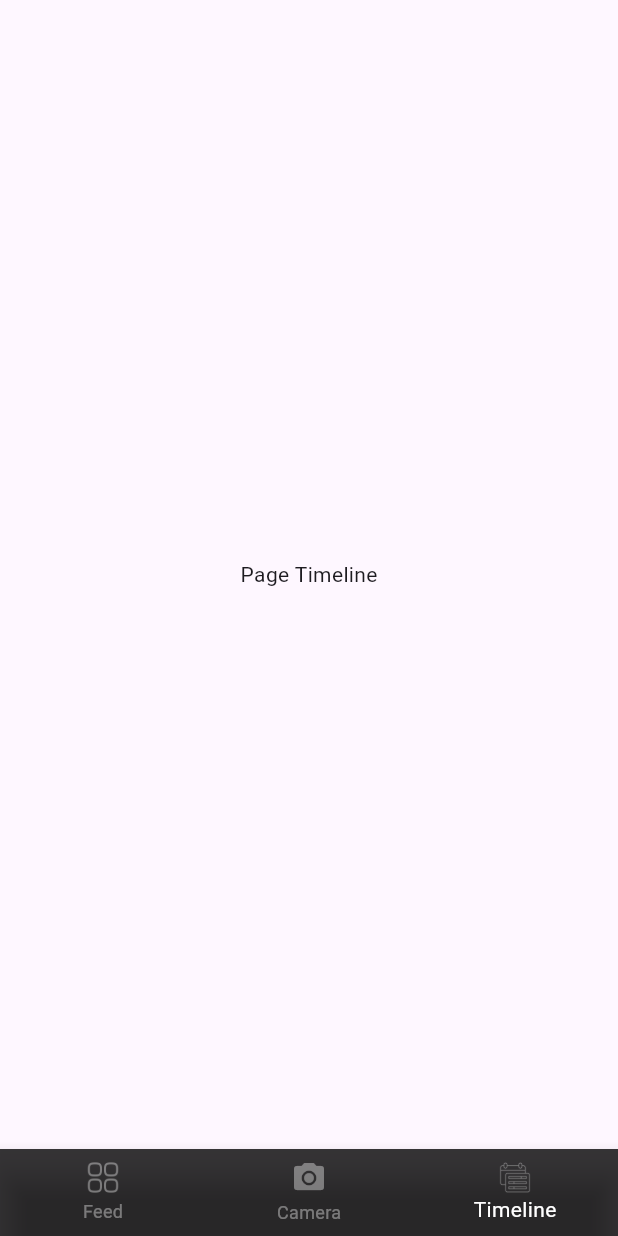
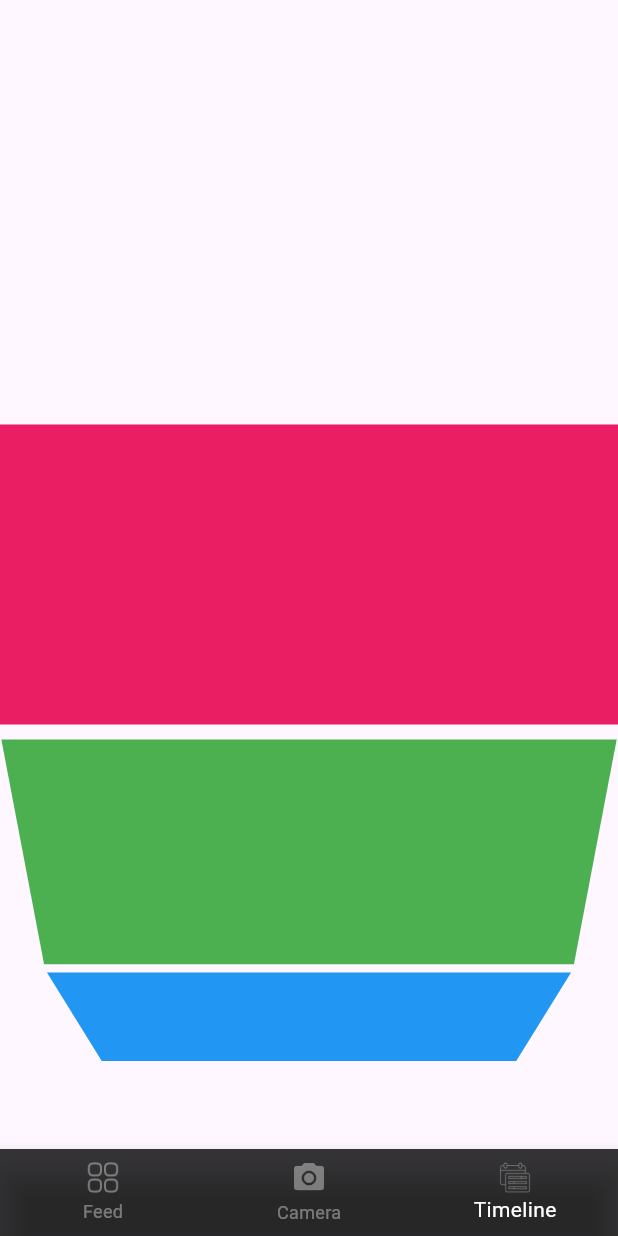
Before and after one commit to JakariaKhan-CSE/Media-Player-App, a Flutter app: the screen it shows after launch, item 3 of the bottom bar chosen, on a phone screen of 412 x 824 dp. Run offline on Flutter 3.47's test engine with Material 3 defaults, Android fonts, the phone set to English and light mode, and no system bars; our stand-ins replace audioplayers, camera, image_picker, video_player; missing offline and left inert: record.

Commit message:
listwheelscrollview added.

```diff
--- a/lib/camera_screen.dart
+++ b/lib/camera_screen.dart
@@ -4,7 +4,9 @@ import 'package:camera/camera.dart';
 import 'package:flutter/material.dart';
 import 'package:image_picker/image_picker.dart';
 import 'package:new_app/audio/audio_recorder.dart';
+import 'package:new_app/feed.dart';
 import 'package:new_app/image_preview.dart';
+import 'package:new_app/timeline.dart';
 import 'package:new_app/video/video_player.dart';
 
 class CameraScreen extends StatefulWidget {
@@ -15,8 +17,11 @@ class CameraScreen extends StatefulWidget {
 }
 
 class _CameraScreenState extends State<CameraScreen> {
+  List screen = [FeedScreen(), TimeLineScreen()];
+
   // late CameraController _controller;
-  Future<void>? _initializeControllerFuture;
+  Future<void>?
+      _initializeControllerFuture; // remove late and add nullable and error is gone
   bool _isRecording = false;
   int _selectedIndex = 1;
   CameraController? _cameraController;
@@ -304,9 +309,12 @@ class _CameraScreenState extends State<CameraScreen> {
                 }
               },
             )
-          : Center(
-              child: Text('Page ${_selectedIndex == 0 ? 'Feed' : 'Timeline'}'),
-            ),
+          : _selectedIndex == 2
+              ? screen[1]
+              : Center(
+                  child:
+                      Text('Page ${_selectedIndex == 0 ? 'Feed' : 'Timeline'}'),
+                ),
       bottomNavigationBar: BottomNavigationBar(
         items: <BottomNavigationBarItem>[
           BottomNavigationBarItem(
--- /dev/null
+++ b/lib/feed.dart
@@ -0,0 +1,14 @@
+import 'package:flutter/material.dart';
+
+class FeedScreen extends StatelessWidget {
+  const FeedScreen({super.key});
+
+  @override
+  Widget build(BuildContext context) {
+    return SizedBox(
+      child: Center(
+        child: Text('Feed'),
+      ),
+    );
+  }
+}
--- /dev/null
+++ b/lib/timeline.dart
@@ -0,0 +1,38 @@
+import 'package:flutter/material.dart';
+
+class TimeLineScreen extends StatefulWidget {
+  const TimeLineScreen({super.key});
+
+  @override
+  State<TimeLineScreen> createState() => _TimeLineScreenState();
+}
+
+class _TimeLineScreenState extends State<TimeLineScreen> {
+  @override
+  Widget build(BuildContext context) {
+    final height = MediaQuery.of(context).size.height;
+    return SizedBox(
+      height: height,
+      child: ListWheelScrollView(itemExtent: 200, children: [
+        Container(
+          color: Colors.pink,
+        ),
+        Container(
+          color: Colors.green,
+        ),
+        Container(
+          color: Colors.blue,
+        ),
+        Container(
+          color: Colors.pink,
+        ),
+        Container(
+          color: Colors.green,
+        ),
+        Container(
+          color: Colors.blue,
+        ),
+      ]),
+    );
+  }
+}
```
Also changed, not shown: lib/camera.dart (added).
